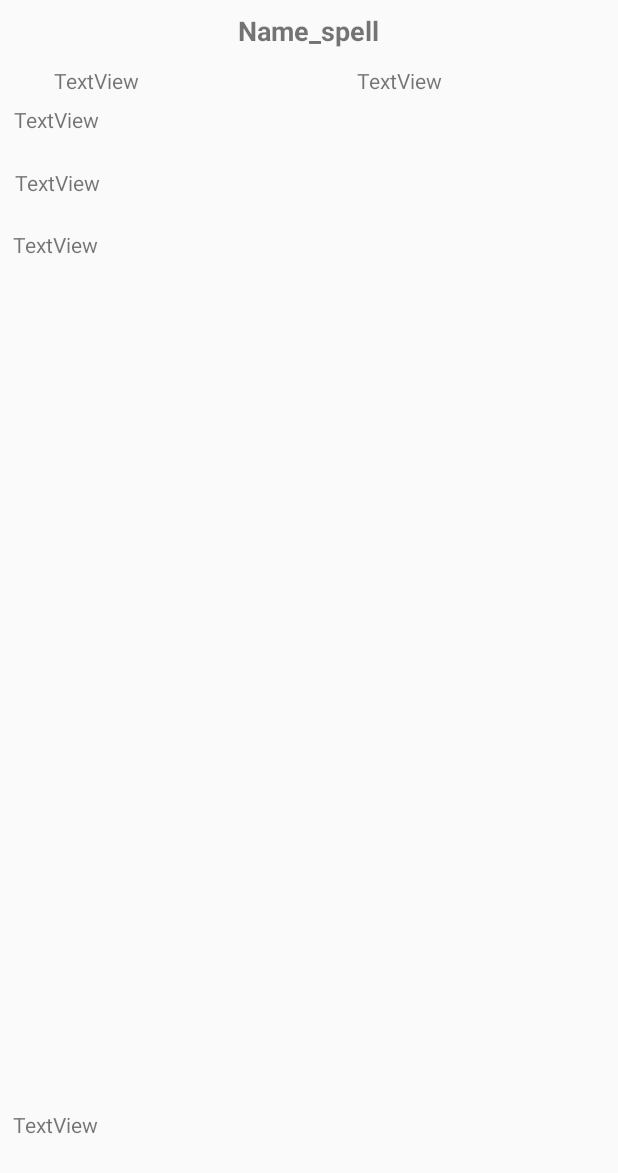
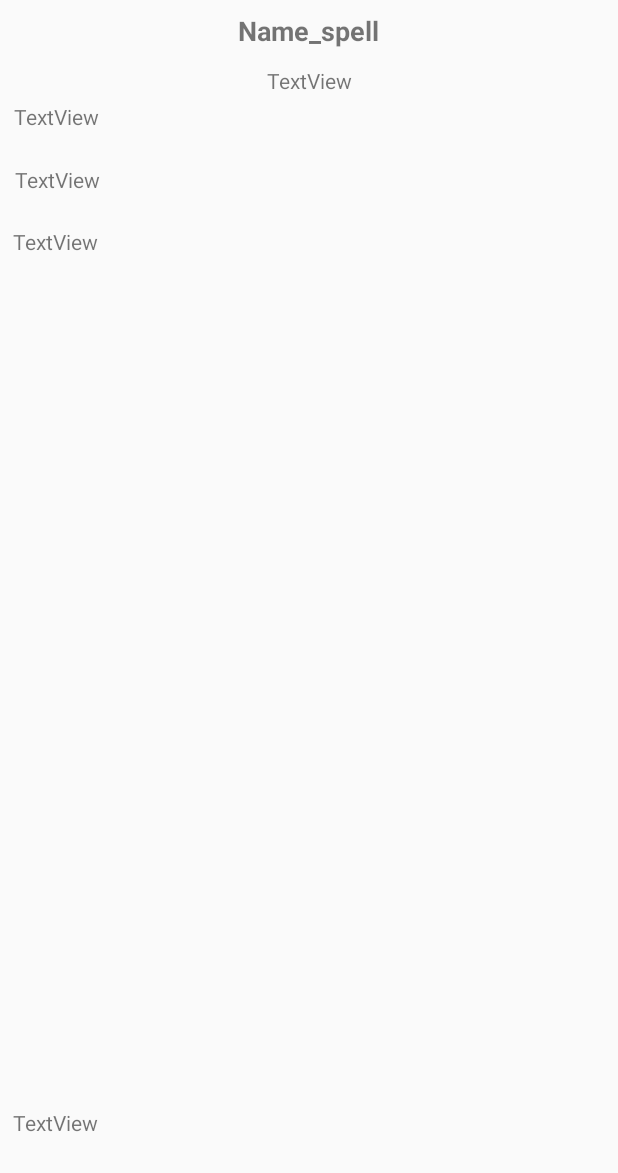
Before and after one commit to NataliePl/DnDGameNew, an Android app: the layout activity_one_spell.xml on its own in the app's theme, with its tools: preview values and no code run, on a phone screen of 412 x 824 dp. Shown: the top 1173 px of the screen. Run offline under Robolectric (Android 15) with nearby library versions, the phone set to English and light mode, and no system bars.

Commit message:
Работа с OneSpellActivity  - Сработало. Страшно - но хоть работает

```diff
--- a/app/src/main/res/layout/activity_one_spell.xml
+++ b/app/src/main/res/layout/activity_one_spell.xml
@@ -24,26 +24,15 @@
 
     <TextView
         android:id="@+id/spellLevel"
-        android:layout_width="112dp"
-        android:layout_height="18dp"
-        android:layout_marginStart="8dp"
-        android:layout_marginTop="8dp"
-        android:text="TextView"
-        android:textAlignment="center"
-        app:layout_constraintStart_toStartOf="parent"
-        app:layout_constraintTop_toBottomOf="@+id/spellName" />
-
-    <TextView
-        android:id="@+id/textMat"
-        android:layout_width="279dp"
-        android:layout_height="22dp"
+        android:layout_width="389dp"
+        android:layout_height="16dp"
         android:layout_marginStart="8dp"
         android:layout_marginTop="8dp"
         android:layout_marginEnd="8dp"
         android:text="TextView"
         android:textAlignment="center"
         app:layout_constraintEnd_toEndOf="parent"
-        app:layout_constraintStart_toEndOf="@+id/spellLevel"
+        app:layout_constraintStart_toStartOf="parent"
         app:layout_constraintTop_toBottomOf="@+id/spellName" />
 
     <TextView
```
Also changed, not shown: app/src/main/java/com/example/myapplication/OneSpellActivity.java (+39 -16 lines), app/src/main/java/com/example/myapplication/db/Spell.java (+29 -0 lines).
